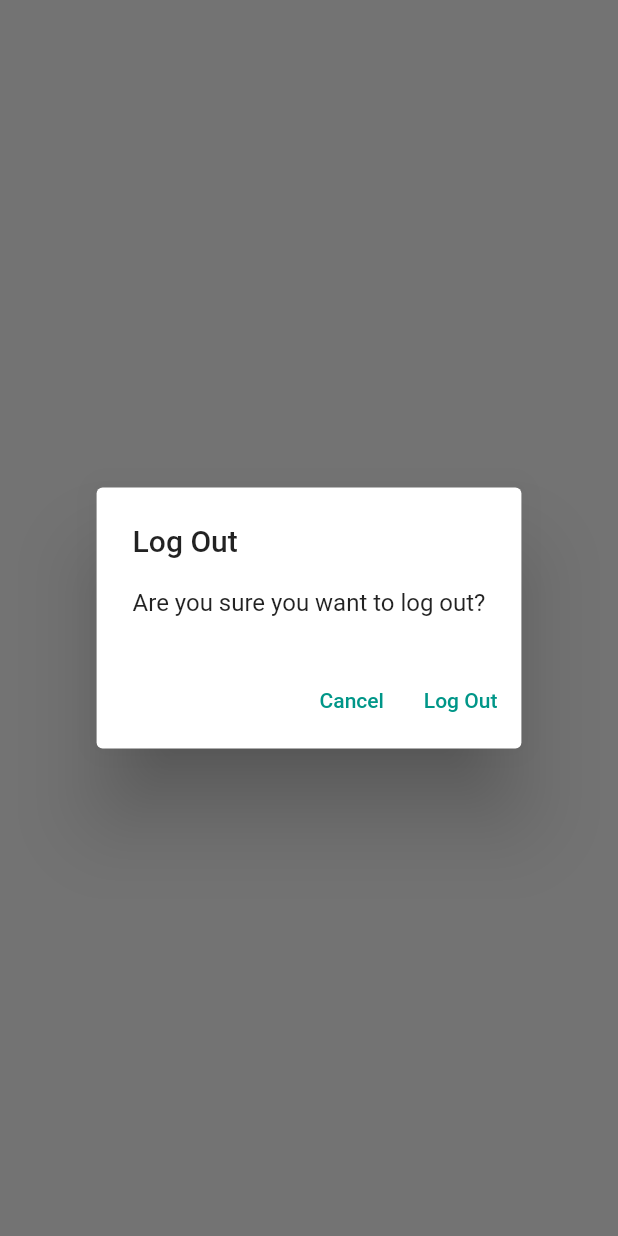
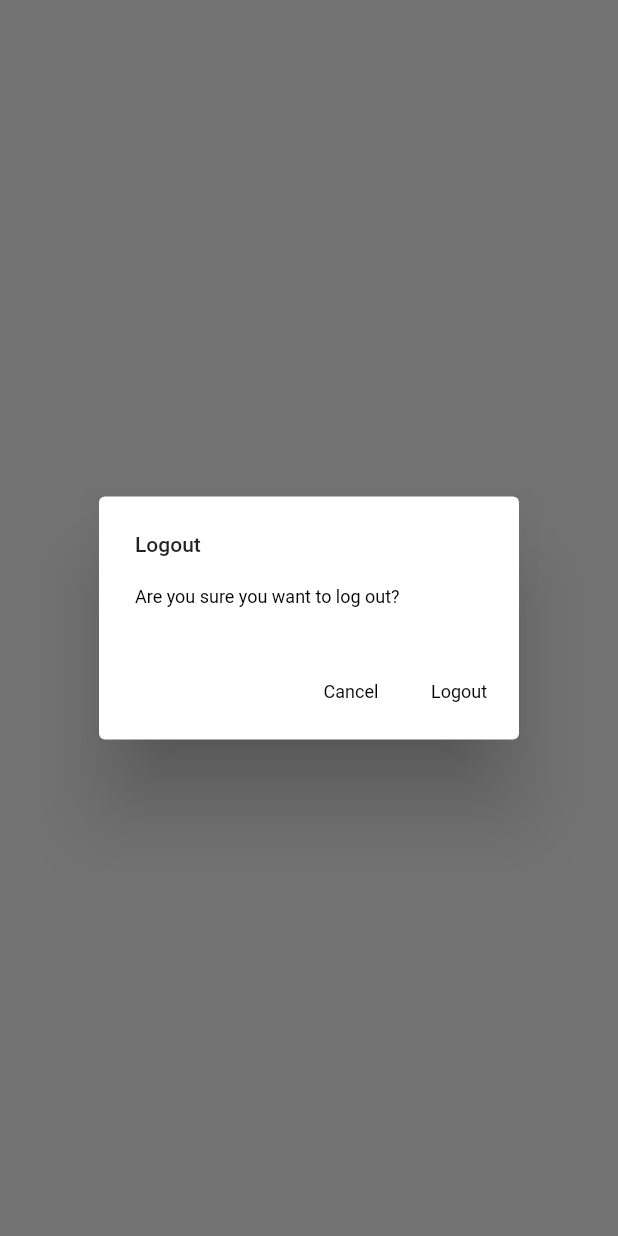
Before and after one commit to yubinkarki/quick-notes, a Flutter app: what showLogoutDialog() shows on an empty page, opened directly, on a phone screen of 412 x 824 dp. Run offline on Flutter 3.47's test engine with Material 2 defaults, Android fonts, the phone set to English and light mode, and no system bars; our stand-ins replace firebase_auth, firebase_core, google_fonts, sqflite; accounts and stored records are empty.

Commit message:
Use theme for text styles

```diff
--- a/lib/utilities/show_logout_dialog.dart
+++ b/lib/utilities/show_logout_dialog.dart
@@ -1,24 +1,29 @@
 import 'package:flutter/material.dart';
 
 Future<bool> showLogoutDialog(BuildContext context) {
+  final TextTheme textTheme = Theme.of(context).textTheme;
+
   return showDialog(
     context: context,
     builder: (context) {
       return AlertDialog(
-        title: const Text("Log Out"),
-        content: const Text("Are you sure you want to log out?"),
+        title: Text("Logout", style: textTheme.labelLarge),
+        content: Text(
+          "Are you sure you want to log out?",
+          style: textTheme.labelMedium,
+        ),
         actions: [
           TextButton(
             onPressed: () {
               Navigator.of(context).pop(false);
             },
-            child: const Text("Cancel"),
+            child: Text("Cancel", style: textTheme.labelMedium),
           ),
           TextButton(
             onPressed: () {
               Navigator.of(context).pop(true);
             },
-            child: const Text("Log Out"),
+            child: Text("Logout", style: textTheme.labelMedium),
           ),
         ],
       );
```
